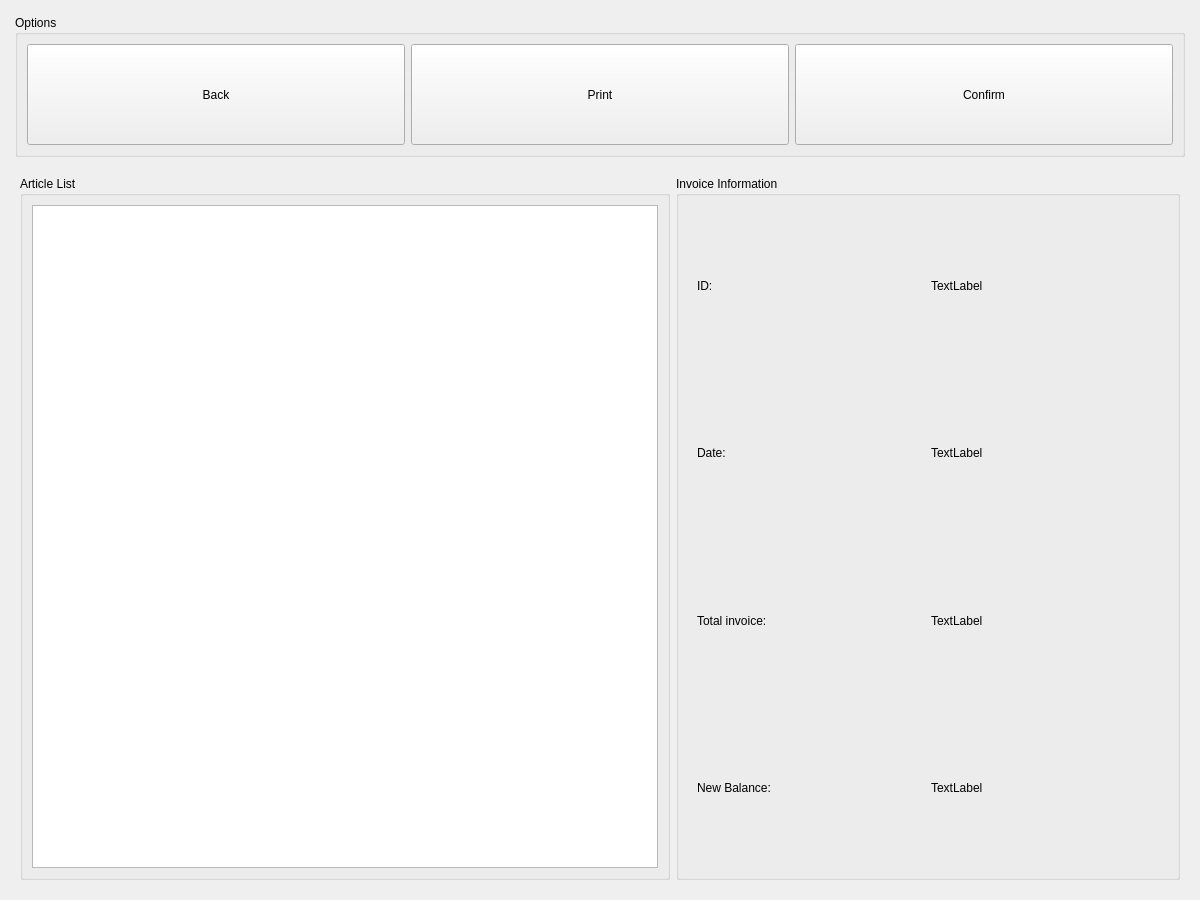
This is penyamanager/invoicewindow.ui in eguzki/penyamanager as Qt 5 draws it before an edit. The edited form follows.
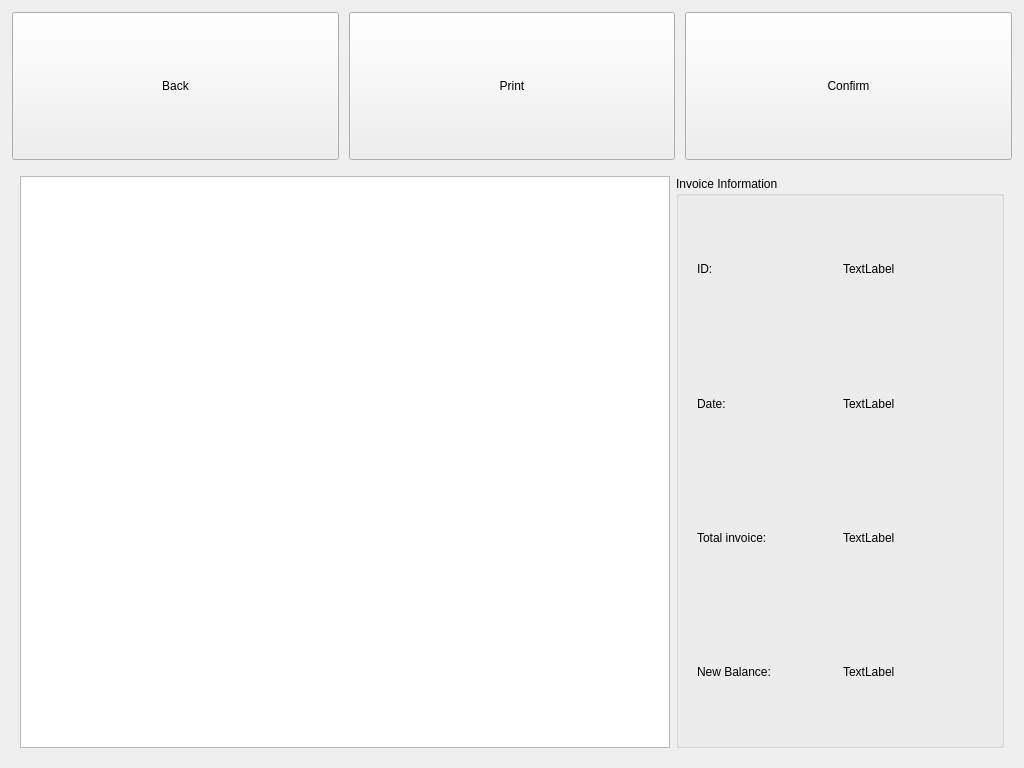
This is the edited form.

Patch:
```diff
--- a/penyamanager/invoicewindow.ui
+++ b/penyamanager/invoicewindow.ui
@@ -6,14 +6,20 @@
    <rect>
     <x>0</x>
     <y>0</y>
-    <width>1200</width>
-    <height>900</height>
+    <width>1024</width>
+    <height>768</height>
    </rect>
   </property>
   <property name="minimumSize">
    <size>
-    <width>1200</width>
-    <height>900</height>
+    <width>1024</width>
+    <height>768</height>
+   </size>
+  </property>
+  <property name="maximumSize">
+   <size>
+    <width>1024</width>
+    <height>768</height>
    </size>
   </property>
   <property name="windowTitle">
@@ -36,26 +42,20 @@
      </property>
      <layout class="QHBoxLayout" name="horizontalLayout">
       <property name="spacing">
-       <number>4</number>
+       <number>10</number>
       </property>
       <property name="leftMargin">
-       <number>4</number>
+       <number>1</number>
       </property>
       <property name="topMargin">
-       <number>4</number>
+       <number>1</number>
       </property>
       <property name="rightMargin">
-       <number>4</number>
+       <number>1</number>
       </property>
       <property name="bottomMargin">
-       <number>4</number>
+       <number>1</number>
       </property>
-      <item>
-       <widget class="QGroupBox" name="optionsGroupBox">
-        <property name="title">
-         <string>Options</string>
-        </property>
-        <layout class="QHBoxLayout" name="horizontalLayout_2">
          <item>
           <widget class="QPushButton" name="backPushButton">
            <property name="sizePolicy">
@@ -98,14 +98,11 @@
         </layout>
        </widget>
       </item>
-     </layout>
-    </widget>
-   </item>
    <item>
     <widget class="QWidget" name="mainWidget" native="true">
      <layout class="QHBoxLayout" name="horizontalLayout_6">
       <item>
-       <widget class="QGroupBox" name="prodListGroupBox">
+       <widget class="QTableWidget" name="invoiceProductTableWidget">
         <property name="minimumSize">
          <size>
           <width>650</width>
@@ -118,12 +115,6 @@
           <height>16777215</height>
          </size>
         </property>
-        <property name="title">
-         <string>Article List</string>
-        </property>
-        <layout class="QHBoxLayout" name="horizontalLayout_7">
-         <item>
-          <widget class="QTableWidget" name="invoiceProductTableWidget">
            <property name="editTriggers">
             <set>QAbstractItemView::NoEditTriggers</set>
            </property>
@@ -133,9 +124,6 @@
            <attribute name="verticalHeaderVisible">
             <bool>false</bool>
            </attribute>
-          </widget>
-         </item>
-        </layout>
        </widget>
       </item>
       <item>
```
Lines whose indentation alone changed are shown as unchanged.
